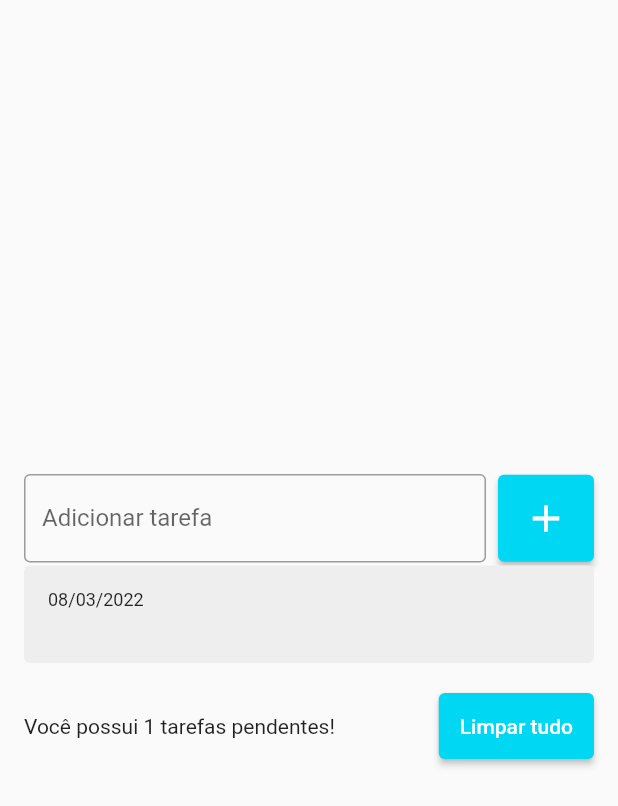
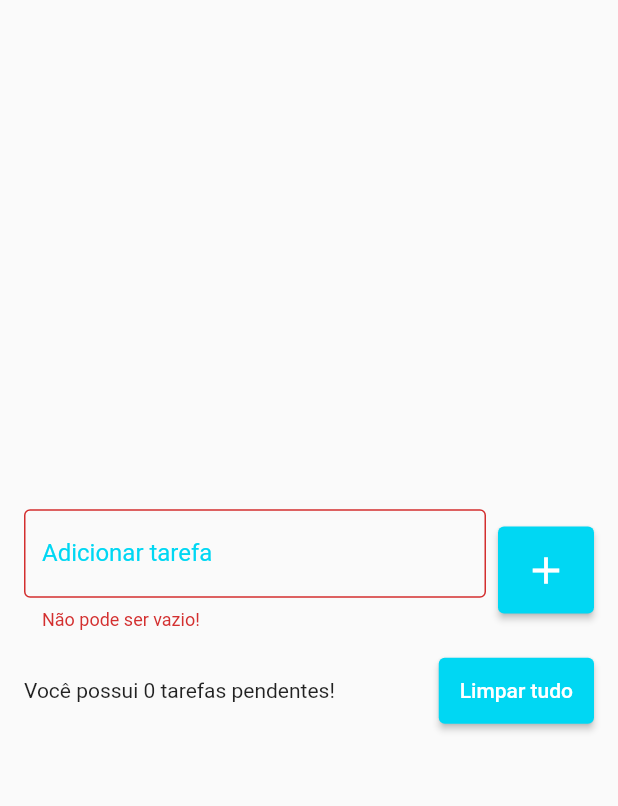
Before and after one commit to erick-ais/Portfolio, a Flutter app: the screen it shows after launch, after a tap on the "add" icon, on a phone screen of 412 x 824 dp. Shown: the top 806 px of the screen. Run offline on Flutter 3.47's test engine with Material 2 defaults, Android fonts, the phone set to English and light mode, and no system bars; drawn by our look-alikes of flutter_slidable; our stand-ins replace shared_preferences.

Commit message:
Aplicativo de tarefas

```diff
--- a/Flutter/2_lista_tarefas/lista_tarefas/lib/models/todo.dart
+++ b/Flutter/2_lista_tarefas/lista_tarefas/lib/models/todo.dart
@@ -3,6 +3,17 @@
 class Todo {
   Todo({required this.title, required this.dateTime});
 
+  Todo.fromJson(Map<String, dynamic> json)
+      : title = json['title'],
+        dateTime = DateTime.parse(json['datetime']);
+
   String title;
   DateTime dateTime;
+
+  Map<String, dynamic> toJson() {
+    return {
+      'title': title,
+      'datetime': dateTime.toIso8601String(),
+    };
+  }
 }
--- a/Flutter/2_lista_tarefas/lista_tarefas/lib/pages/todo_list_page.dart
+++ b/Flutter/2_lista_tarefas/lista_tarefas/lib/pages/todo_list_page.dart
@@ -1,5 +1,6 @@
 import 'package:flutter/material.dart';
 import 'package:lista_tarefas/models/todo.dart';
+import 'package:lista_tarefas/repositories/todo_repository.dart';
 import 'package:lista_tarefas/widgets/todo_list_item.dart';
 
 class TodoListPage extends StatefulWidget {
@@ -11,10 +12,23 @@
 
 class _TodoListPageState extends State<TodoListPage> {
   final TextEditingController todoController = TextEditingController();
+  final TodoRespository todoRespository = TodoRespository();
 
   List<Todo> todos = [];
   Todo? deletedTodo;
   int? deletedTodoPos;
+  String? errorText;
+
+  @override
+  void initState() {
+    super.initState();
+
+    todoRespository.getTodoList().then((value) {
+      setState(() {
+        todos = value;
+      });
+    });
+  }
 
   @override
   Widget build(BuildContext context) {
@@ -31,10 +45,20 @@
                       Expanded(
                         child: TextField(
                           controller: todoController,
-                          decoration: const InputDecoration(
+                          decoration: InputDecoration(
                             border: OutlineInputBorder(),
                             labelText: 'Adicionar tarefa',
                             hintText: 'Ex.: Estudar Flutter',
+                            errorText: errorText,
+                            focusedBorder: OutlineInputBorder(
+                              borderSide: BorderSide(
+                                color: Color(0xff00d7f3),
+                                width: 2,
+                              ),
+                            ),
+                            labelStyle: TextStyle(
+                              color: Color(0xff00d7f3),
+                            ),
                           ),
                         ),
                       ),
@@ -42,14 +66,22 @@
                       ElevatedButton(
                         onPressed: () {
                           String text = todoController.text;
+                          if (text.isEmpty) {
+                            setState(() {
+                              errorText = 'Não pode ser vazio!';
+                            });
+                            return;
+                          }
                           setState(() {
                             Todo newTodo = Todo(
                               title: text,
                               dateTime: DateTime.now(),
                             );
                             todos.add(newTodo);
+                            errorText = null;
                           });
                           todoController.clear();
+                          todoRespository.saveTodoList(todos);
                         },
                         style: ElevatedButton.styleFrom(
                           primary: const Color(0xff00d7f3),
@@ -113,6 +145,7 @@
     setState(() {
       todos.remove(todo);
     });
+    todoRespository.saveTodoList(todos);
 
     ScaffoldMessenger.of(context).clearSnackBars();
     ScaffoldMessenger.of(context).showSnackBar(
@@ -129,6 +162,7 @@
             setState(() {
               todos.insert(deletedTodoPos!, deletedTodo!);
             });
+            todoRespository.saveTodoList(todos);
           },
         ),
         duration: const Duration(seconds: 5),
@@ -167,5 +201,6 @@
     setState(() {
       todos.clear();
     });
+    todoRespository.saveTodoList(todos);
   }
 }
--- /dev/null
+++ b/Flutter/2_lista_tarefas/lista_tarefas/lib/repositories/todo_repository.dart
@@ -0,0 +1,22 @@
+import 'dart:convert';
+
+import 'package:lista_tarefas/models/todo.dart';
+import 'package:shared_preferences/shared_preferences.dart';
+
+const todoListKey = 'todo_list';
+
+class TodoRespository {
+  late SharedPreferences sharedPreferences;
+
+  Future<List<Todo>> getTodoList() async {
+    sharedPreferences = await SharedPreferences.getInstance();
+    final String jsonString = sharedPreferences.getString(todoListKey) ?? '[]';
+    final List jsonDecoded = jsonDecode(jsonString) as List;
+    return jsonDecoded.map((e) => Todo.fromJson(e)).toList();
+  }
+
+  void saveTodoList(List<Todo> todos) {
+    final jsonString = json.encode(todos);
+    sharedPreferences.setString(todoListKey, jsonString);
+  }
+}
--- a/Flutter/2_lista_tarefas/lista_tarefas/pubspec.yaml
+++ b/Flutter/2_lista_tarefas/lista_tarefas/pubspec.yaml
@@ -36,6 +36,7 @@
   cupertino_icons: ^1.0.2
   intl:
   flutter_slidable: ^0.6.0
+  shared_preferences: ^2.0.8
 
 dev_dependencies:
   flutter_test:
```
Also changed, not shown: Flutter/2_lista_tarefas/lista_tarefas/pubspec.lock.
